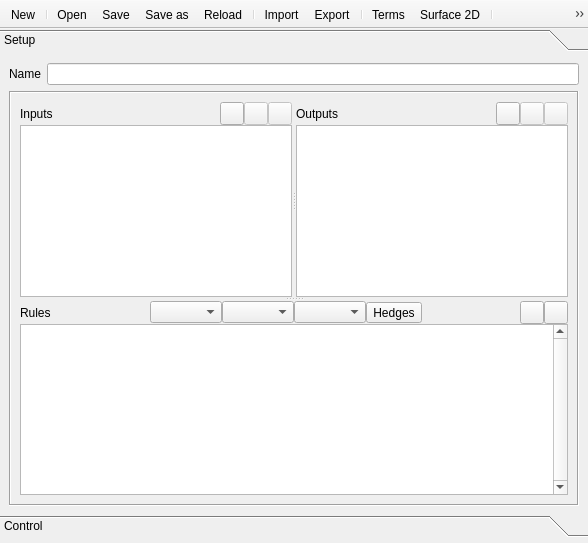
fuzzylite/fuzzylite, file qtfuzzylite/ui/Window.ui: the form before one commit.
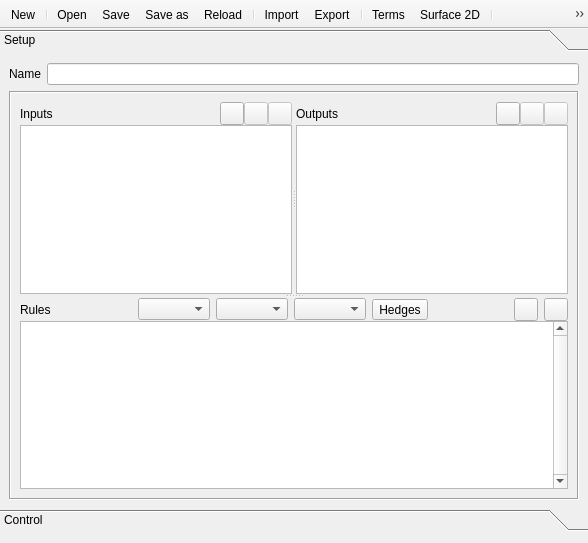
The form after the commit. Icons and pictures are not drawn.

Commit message: qt: Changes in Mac OS, but more to go

```diff
--- a/qtfuzzylite/ui/Window.ui
+++ b/qtfuzzylite/ui/Window.ui
@@ -47,7 +47,7 @@
      <number>0</number>
     </property>
     <property name="bottomMargin">
-     <number>6</number>
+     <number>12</number>
     </property>
     <item>
      <widget class="QToolBox" name="tab_container">
@@ -63,7 +63,7 @@
          <x>0</x>
          <y>0</y>
          <width>588</width>
-         <height>410</height>
+         <height>397</height>
         </rect>
        </property>
        <attribute name="label">
@@ -111,12 +111,6 @@
            <enum>QFrame::Sunken</enum>
           </property>
           <layout class="QVBoxLayout" name="verticalLayout_3">
-           <property name="spacing">
-            <number>6</number>
-           </property>
-           <property name="margin">
-            <number>9</number>
-           </property>
            <item>
             <widget class="QSplitter" name="spl_VarsRules">
              <property name="orientation">
@@ -323,6 +317,9 @@
                </property>
                <item>
                 <layout class="QHBoxLayout" name="horizontalLayout_7">
+                 <property name="spacing">
+                  <number>6</number>
+                 </property>
                  <property name="topMargin">
                   <number>0</number>
                  </property>
```
Left out of the diff: 29 changed lines with no effect on the pictures. The commit also changes 2 other files.
